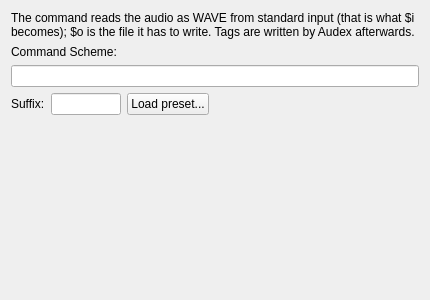
Qt form widgets/customwidgetUI.ui (KDE/audex) before a commit.
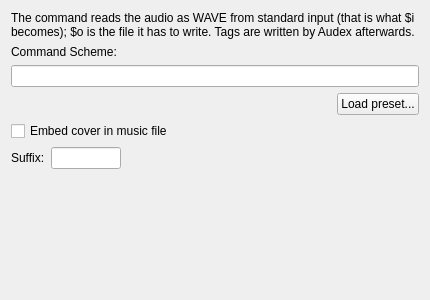
The same form after that commit. Custom widgets are drawn as their Qt base class.

Commit message: make cover embedding optional for custom encoders

```diff
--- a/widgets/customwidgetUI.ui
+++ b/widgets/customwidgetUI.ui
@@ -52,6 +52,40 @@
     </widget>
    </item>
    <item row="3" column="0" colspan="2">
+    <layout class="QHBoxLayout" name="horizontalLayout_preset">
+     <item>
+      <spacer name="horizontalSpacer_preset">
+       <property name="orientation">
+        <enum>Qt::Horizontal</enum>
+       </property>
+       <property name="sizeHint" stdset="0">
+        <size>
+         <width>40</width>
+         <height>20</height>
+        </size>
+       </property>
+      </spacer>
+     </item>
+     <item>
+      <widget class="QPushButton" name="qpushbutton_preset">
+       <property name="text">
+        <string>Load preset...</string>
+       </property>
+      </widget>
+     </item>
+    </layout>
+   </item>
+   <item row="4" column="0" colspan="2">
+    <widget class="QCheckBox" name="checkBox_embedcover">
+     <property name="toolTip">
+      <string>The cover is embedded into FLAC, Ogg, Opus, MP3 and MP4/M4A files.</string>
+     </property>
+     <property name="text">
+      <string>Embed cover in music file</string>
+     </property>
+    </widget>
+   </item>
+   <item row="5" column="0" colspan="2">
     <layout class="QHBoxLayout" name="horizontalLayout">
      <item>
       <widget class="QLabel" name="label_suffix">
@@ -82,13 +116,6 @@
        </property>
       </widget>
      </item>
-     <item>
-      <widget class="QPushButton" name="qpushbutton_preset">
-       <property name="text">
-        <string>Load preset...</string>
-       </property>
-      </widget>
-     </item>
      <item>
       <spacer name="horizontalSpacer">
        <property name="orientation">
@@ -104,7 +131,7 @@
      </item>
     </layout>
    </item>
-   <item row="4" column="0">
+   <item row="6" column="0">
     <spacer name="verticalSpacer">
      <property name="orientation">
       <enum>Qt::Vertical</enum>
```
The commit also changes 4 other files.
